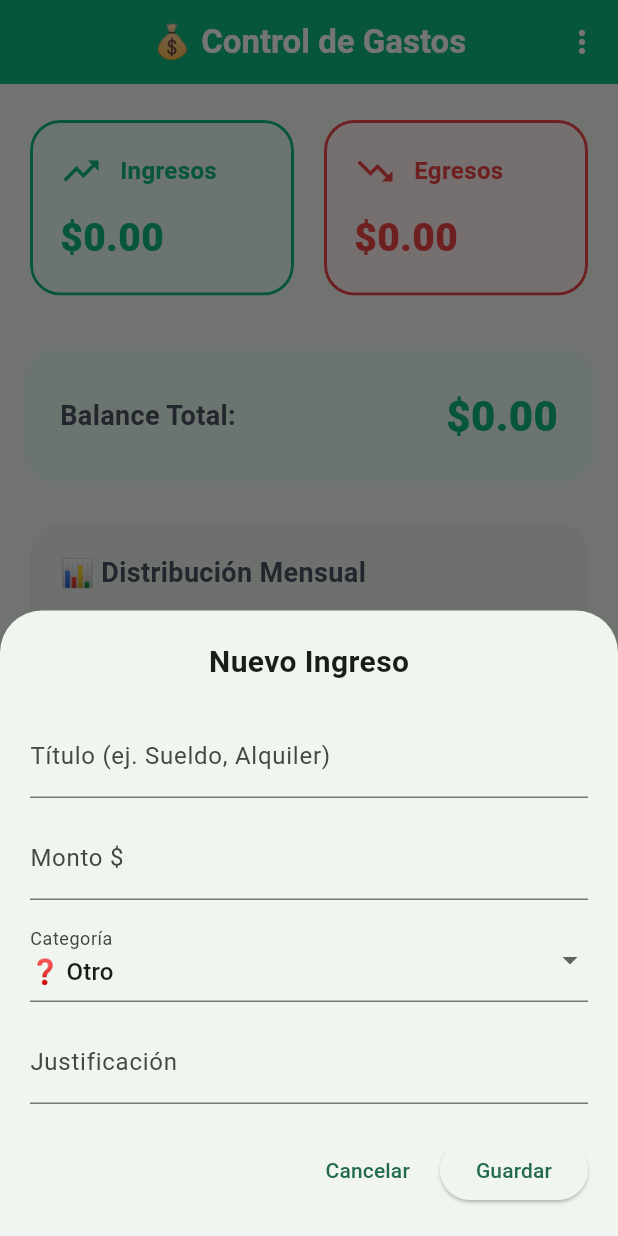
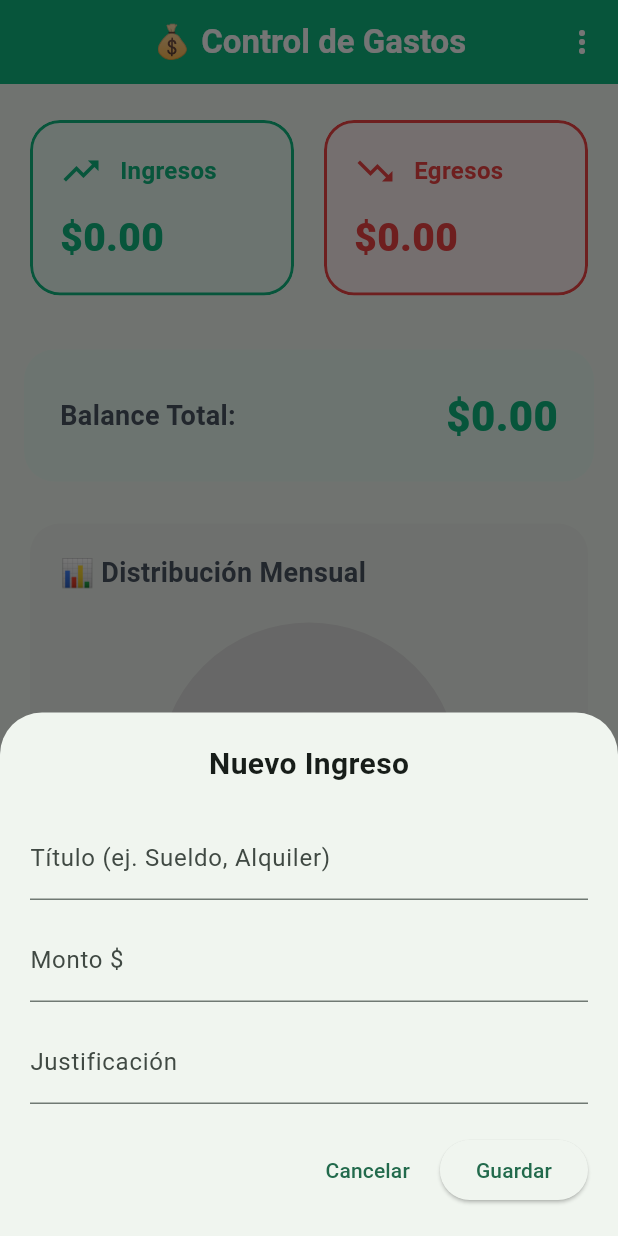
Before and after one commit to florenciaballonlp-create/Zentavo, a Flutter app: the screen it shows after launch, after a tap on "Ingreso", on a phone screen of 412 x 824 dp. Run offline on Flutter 3.47's test engine with Material 3 defaults, Android fonts, the phone set to English and light mode, and no system bars; drawn by our look-alikes of fl_chart; our stand-ins replace file_picker, share_plus, shared_preferences; missing offline and left inert: excel.

Commit message:
feat: categorías solo en egresos y gráfico de distribución por categoría
- Mostrar selector de categoría solo en formulario de Egresos
- Agregar nuevo gráfico pie: "Egresos por Categoría" con 9 colores diferentes
- Función _obtenerDatosEgresosPorCategoria() agrupa egresos por categoría
- Paleta de colores específica para cada categoría
- Todos los tests continúan pasando (9/9)

```diff
--- a/lib/main.dart
+++ b/lib/main.dart
@@ -251,6 +251,56 @@ class _HomePageState extends State<HomePage> {
     ];
   }
 
+  // Paleta de colores para categorías
+  static const List<Color> _coloresCategorias = [
+    Color(0xFFEF4444), // Rojo
+    Color(0xFFFF9500), // Naranja
+    Color(0xFFEAB308), // Amarillo
+    Color(0xFF22C55E), // Verde
+    Color(0xFF06B6D4), // Cian
+    Color(0xFF3B82F6), // Azul
+    Color(0xFF8B5CF6), // Púrpura
+    Color(0xFFEC4899), // Rosa
+    Color(0xFF6B7280), // Gris
+  ];
+
+  List<PieChartSectionData> _obtenerDatosEgresosPorCategoria() {
+    // Agrupar egresos por categoría
+    Map<String, double> egresosPorCategoria = {};
+    for (var t in _transacciones) {
+      if (t['tipo'] == 'Egreso') {
+        String cat = t['categoria'] ?? 'Otro';
+        egresosPorCategoria[cat] = (egresosPorCategoria[cat] ?? 0) + (t['monto'].abs() as double);
+      }
+    }
+
+    if (egresosPorCategoria.isEmpty) {
+      return [
+        PieChartSectionData(
+          value: 100,
+          color: Colors.grey[300],
+          title: 'Sin gastos',
+          radius: 60,
+          titleStyle: const TextStyle(fontSize: 16, fontWeight: FontWeight.bold, color: Colors.white),
+        ),
+      ];
+    }
+
+    int colorIndex = 0;
+    return egresosPorCategoria.entries.map((entry) {
+      final color = _coloresCategorias[colorIndex % _coloresCategorias.length];
+      colorIndex++;
+      final emoji = _categorias[entry.key] ?? '❓';
+      return PieChartSectionData(
+        value: entry.value,
+        color: color,
+        title: '${emoji}\n\$${entry.value.toStringAsFixed(2)}',
+        radius: 60,
+        titleStyle: const TextStyle(fontSize: 11, fontWeight: FontWeight.bold, color: Colors.white),
+      );
+    }).toList();
+  }
+
   void _agregarNuevaTransaccion() {
     final nombre = _tituloController.text;
     final monto = double.tryParse(_montoController.text) ?? 0.0;
@@ -323,6 +373,8 @@ class _HomePageState extends State<HomePage> {
                     const SizedBox(height: 12),
                     TextField(controller: _montoController, decoration: const InputDecoration(labelText: 'Monto \$'), keyboardType: TextInputType.number),
                     const SizedBox(height: 12),
+                    // Mostrar categoría solo para egresos
+                    if (tipo == 'Egreso')
                       DropdownButtonFormField<String>(
                         value: _categoriaSeleccionada,
                         decoration: const InputDecoration(labelText: 'Categoría'),
@@ -338,7 +390,7 @@ class _HomePageState extends State<HomePage> {
                           });
                         },
                       ),
-                    const SizedBox(height: 12),
+                    if (tipo == 'Egreso') const SizedBox(height: 12),
                     TextField(controller: _justificacionController, decoration: const InputDecoration(labelText: 'Justificación')),
                     const SizedBox(height: 20),
                     Row(
@@ -1055,6 +1107,37 @@ class _HomePageState extends State<HomePage> {
                 ),
               ),
             ),
+            // Gráfico de egresos por categoría
+            Padding(
+              padding: const EdgeInsets.symmetric(horizontal: 16, vertical: 12),
+              child: Card(
+                elevation: 0,
+                shape: RoundedRectangleBorder(borderRadius: BorderRadius.circular(20)),
+                child: Padding(
+                  padding: const EdgeInsets.all(20),
+                  child: Column(
+                    crossAxisAlignment: CrossAxisAlignment.start,
+                    children: [
+                      const Text(
+                        '💰 Egresos por Categoría',
+                        style: TextStyle(fontSize: 18, fontWeight: FontWeight.w700, color: Color(0xFF4B5563)),
+                      ),
+                      const SizedBox(height: 20),
+                      SizedBox(
+                        height: 200,
+                        child: PieChart(
+                          PieChartData(
+                            sections: _obtenerDatosEgresosPorCategoria(),
+                            centerSpaceRadius: 40,
+                            sectionsSpace: 2,
+                          ),
+                        ),
+                      ),
+                    ],
+                  ),
+                ),
+              ),
+            ),
             // Lista de movimientos
             _transacciones.isEmpty
               ? const Padding(
```
Lines whose indentation alone changed are shown as unchanged.
